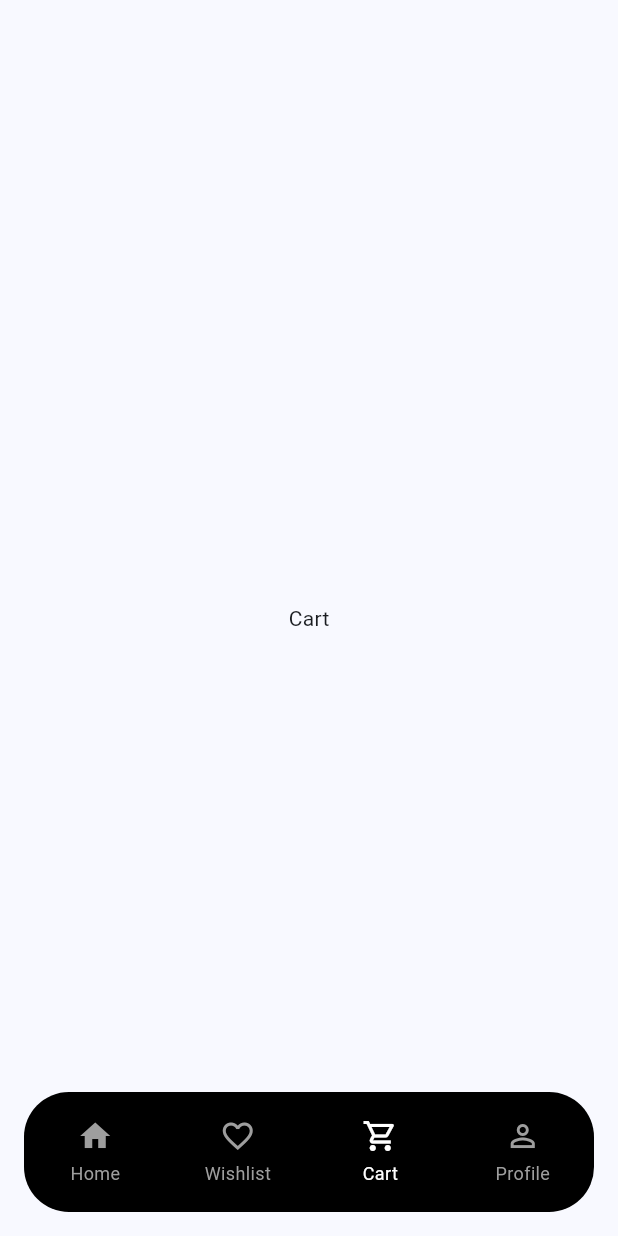
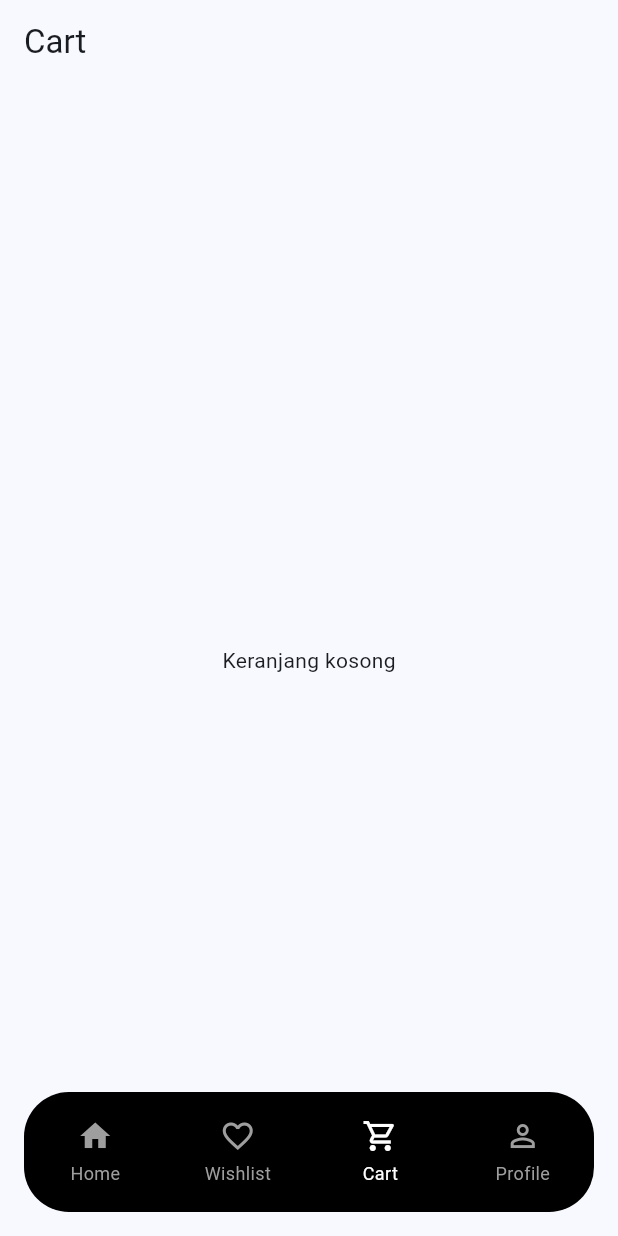
Before and after one commit to Rengga/nm_olshop, a Flutter app: the screen it shows after launch, scrolled down 288 dp, after a tap on "Cart", on a phone screen of 412 x 824 dp. Run offline on Flutter 3.47's test engine with Material 3 defaults, Android fonts, the phone set to English and light mode, and no system bars.

Commit message:
wishlish, cart

```diff
--- a/lib/pages/cart_page.dart
+++ b/lib/pages/cart_page.dart
@@ -0,0 +1,161 @@
+import 'package:flutter/material.dart';
+import 'package:nm_olshop/data/cart_data.dart';
+
+class CartPage extends StatefulWidget {
+  const CartPage({super.key});
+
+  @override
+  State<CartPage> createState() => _CartPageState();
+}
+
+class _CartPageState extends State<CartPage> {
+  @override
+  Widget build(BuildContext context) {
+    return ValueListenableBuilder<List<Map<String, dynamic>>>(
+      valueListenable: CartData.cartItemsNotifier,
+      builder: (context, cartItems, child) {
+        final grandTotal = cartItems.fold<int>(
+          0,
+          (sum, item) => sum + (item["price"] * item["qty"]) as int,
+        );
+
+        return Scaffold(
+          appBar: AppBar(title: const Text("Cart")),
+          body: cartItems.isEmpty
+              ? const Center(child: Text("Keranjang kosong"))
+              : ListView.builder(
+                  padding: const EdgeInsets.only(bottom: 100),
+                  itemCount: cartItems.length,
+                  itemBuilder: (context, index) {
+                    final product = cartItems[index];
+
+                    return Card(
+                      margin: const EdgeInsets.all(12),
+                      child: Padding(
+                        padding: const EdgeInsets.all(12),
+                        child: Row(
+                          children: [
+                            Image.asset(
+                              product["image"] ?? "",
+                              width: 80,
+                              height: 80,
+                              fit: BoxFit.cover,
+                              errorBuilder: (context, error, stackTrace) {
+                                return Container(
+                                  width: 80,
+                                  height: 80,
+                                  color: Colors.grey.shade200,
+                                  child: const Icon(
+                                    Icons.image_not_supported,
+                                    color: Colors.grey,
+                                  ),
+                                );
+                              },
+                            ),
+                            const SizedBox(width: 12),
+
+                            Expanded(
+                              child: Column(
+                                crossAxisAlignment: CrossAxisAlignment.start,
+                                children: [
+                                  Text(
+                                    product["name"],
+                                    style: const TextStyle(
+                                      fontWeight: FontWeight.bold,
+                                    ),
+                                  ),
+                                  Text("Rp ${product["price"]}"),
+                                  const SizedBox(height: 8),
+
+                                  Row(
+                                    children: [
+                                      IconButton(
+                                        icon: const Icon(Icons.remove),
+                                        onPressed: () {
+                                          CartData.decreaseQty(product);
+                                        },
+                                      ),
+                                      Text(product["qty"].toString()),
+                                      IconButton(
+                                        icon: const Icon(Icons.add),
+                                        onPressed: () {
+                                          CartData.increaseQty(product);
+                                        },
+                                      ),
+                                    ],
+                                  ),
+                                ],
+                              ),
+                            ),
+
+                            IconButton(
+                              icon: const Icon(Icons.delete, color: Colors.red),
+                              onPressed: () {
+                                CartData.removeFromCart(product);
+                              },
+                            ),
+                          ],
+                        ),
+                      ),
+                    );
+                  },
+                ),
+
+          bottomNavigationBar: cartItems.isEmpty
+              ? null
+              : Container(
+                  padding: const EdgeInsets.fromLTRB(16, 16, 16, 126),
+                  decoration: const BoxDecoration(
+                    color: Colors.white,
+                    boxShadow: [
+                      BoxShadow(color: Colors.black12, blurRadius: 8),
+                    ],
+                  ),
+                  child: SafeArea(
+                    child: Row(
+                      children: [
+                        Expanded(
+                          child: Column(
+                            crossAxisAlignment: CrossAxisAlignment.start,
+                            mainAxisSize: MainAxisSize.min,
+                            children: [
+                              const Text(
+                                "Total",
+                                style: TextStyle(fontSize: 13),
+                              ),
+                              Text(
+                                "Rp $grandTotal",
+                                style: const TextStyle(
+                                  fontSize: 18,
+                                  fontWeight: FontWeight.bold,
+                                ),
+                              ),
+                            ],
+                          ),
+                        ),
+                        ElevatedButton(
+                          style: ElevatedButton.styleFrom(
+                            backgroundColor: const Color(0xFF4ECBC4),
+                            padding: const EdgeInsets.symmetric(
+                              horizontal: 28,
+                              vertical: 14,
+                            ),
+                            shape: RoundedRectangleBorder(
+                              borderRadius: BorderRadius.circular(30),
+                            ),
+                          ),
+                          onPressed: () {},
+                          child: const Text(
+                            "Checkout",
+                            style: TextStyle(color: Colors.white),
+                          ),
+                        ),
+                      ],
+                    ),
+                  ),
+                ),
+        );
+      },
+    );
+  }
+}
--- a/lib/pages/main_page.dart
+++ b/lib/pages/main_page.dart
@@ -2,6 +2,7 @@ import 'package:flutter/material.dart';
 import 'package:nm_olshop/widgets/bottom_nav.dart';
 import 'home_page.dart';
 import 'wishlist_page.dart';
+import 'cart_page.dart';
 
 class MainPage extends StatefulWidget {
   const MainPage({super.key});
@@ -16,7 +17,7 @@ class _MainPageState extends State<MainPage> {
   final List<Widget> pages = const [
     HomePage(),
     WishlistPage(),
-    Center(child: Text("Cart")),
+    CartPage(),
     Center(child: Text("Profile")),
   ];
 
@@ -25,7 +26,10 @@ class _MainPageState extends State<MainPage> {
     return Scaffold(
       body: Stack(
         children: [
-          pages[currentIndex],
+          Padding(
+            padding: const EdgeInsets.only(bottom: 0),
+            child: pages[currentIndex],
+          ),
 
           /// Bottom Nav Floating
           Positioned(
--- a/lib/widgets/bottom_nav.dart
+++ b/lib/widgets/bottom_nav.dart
@@ -1,4 +1,5 @@
 import 'package:flutter/material.dart';
+import 'package:nm_olshop/data/cart_data.dart';
 
 class BottomNav extends StatelessWidget {
   final int currentIndex;
@@ -38,6 +39,7 @@ class BottomNav extends StatelessWidget {
             index: 2,
             currentIndex: currentIndex,
             onTap: onTap,
+            showBadge: true, // custom prop for badge
           ),
           _NavItem(
             icon: Icons.person_outline,
@@ -58,6 +60,7 @@ class _NavItem extends StatelessWidget {
   final int index;
   final int currentIndex;
   final Function(int) onTap;
+  final bool showBadge;
 
   const _NavItem({
     required this.icon,
@@ -65,19 +68,84 @@ class _NavItem extends StatelessWidget {
     required this.index,
     required this.currentIndex,
     required this.onTap,
+    this.showBadge = false,
   });
 
   @override
   Widget build(BuildContext context) {
     final bool isActive = index == currentIndex;
-
+    if (showBadge) {
+      // Gunakan ValueListenableBuilder agar badge update otomatis
+      return ValueListenableBuilder<List<Map<String, dynamic>>>(
+        valueListenable: CartData.cartItemsNotifier,
+        builder: (context, cartItems, child) {
+          int cartCount = cartItems.fold<int>(
+            0,
+            (sum, item) => sum + (item['qty'] ?? 1) as int,
+          );
+          return Expanded(
+            child: InkWell(
+              borderRadius: BorderRadius.circular(30),
+              onTap: () => onTap(index),
+              child: SizedBox.expand(
+                child: Column(
+                  mainAxisAlignment: MainAxisAlignment.center,
+                  children: [
+                    Stack(
+                      alignment: Alignment.topRight,
+                      children: [
+                        Icon(
+                          icon,
+                          color: isActive ? Colors.white : Colors.grey,
+                        ),
+                        if (cartCount > 0)
+                          Positioned(
+                            right: 0,
+                            top: 0,
+                            child: Container(
+                              padding: const EdgeInsets.all(3),
+                              decoration: BoxDecoration(
+                                color: Colors.red,
+                                shape: BoxShape.circle,
+                              ),
+                              constraints: const BoxConstraints(
+                                minWidth: 18,
+                                minHeight: 18,
+                              ),
+                              child: Text(
+                                '$cartCount',
+                                style: const TextStyle(
+                                  color: Colors.white,
+                                  fontSize: 11,
+                                  fontWeight: FontWeight.bold,
+                                ),
+                                textAlign: TextAlign.center,
+                              ),
+                            ),
+                          ),
+                      ],
+                    ),
+                    const SizedBox(height: 4),
+                    Text(
+                      label,
+                      style: TextStyle(
+                        color: isActive ? Colors.white : Colors.grey,
+                        fontSize: 12,
+                      ),
+                    ),
+                  ],
+                ),
+              ),
+            ),
+          );
+        },
+      );
+    }
     return Expanded(
-      // 🔥 bikin lebar penuh 1 bagian
       child: InkWell(
         borderRadius: BorderRadius.circular(30),
         onTap: () => onTap(index),
         child: SizedBox.expand(
-          // 🔥 full tinggi nav
           child: Column(
             mainAxisAlignment: MainAxisAlignment.center,
             children: [
--- a/lib/widgets/product_section.dart
+++ b/lib/widgets/product_section.dart
@@ -5,11 +5,13 @@ import 'package:nm_olshop/pages/detail_product_pages.dart';
 class ProductSection extends StatefulWidget {
   final String title;
   final String searchQuery;
+  final List<Map<String, dynamic>>? customProducts;
 
   const ProductSection({
     super.key,
-    this.title = 'Product', // default
+    this.title = 'Product',
     this.searchQuery = '',
+    this.customProducts,
   });
 
   @override
@@ -28,7 +30,7 @@ class _ProductSectionState extends State<ProductSection> {
   ];
 
   List<Map<String, dynamic>> get filteredProducts {
-    var products = dummyProducts;
+    var products = widget.customProducts ?? dummyProducts;
 
     // FILTER CATEGORY
     if (selectedCategory != 'All') {
@@ -51,7 +53,6 @@ class _ProductSectionState extends State<ProductSection> {
     return products;
   }
 
-  @override
   @override
   Widget build(BuildContext context) {
     return Container(
@@ -120,7 +121,7 @@ class _ProductSectionState extends State<ProductSection> {
           // PRODUCT GRID
           Expanded(
             child: Padding(
-              padding: const EdgeInsets.fromLTRB(16, 16, 16, 16),
+              padding: const EdgeInsets.fromLTRB(16, 16, 16, 44),
               child: filteredProducts.isEmpty
                   ? const Center(
                       child: Text(
```
Also changed, not shown: lib/data/cart_data.dart (added, +44 -0 lines), lib/data/wishlist_data.dart (added, +17 -0 lines), lib/pages/detail_product_pages.dart (+73 -31 lines), lib/pages/wishlist_page.dart (+13 -2 lines), lib/providers/cart_provider.dart (+38 -1 lines).
